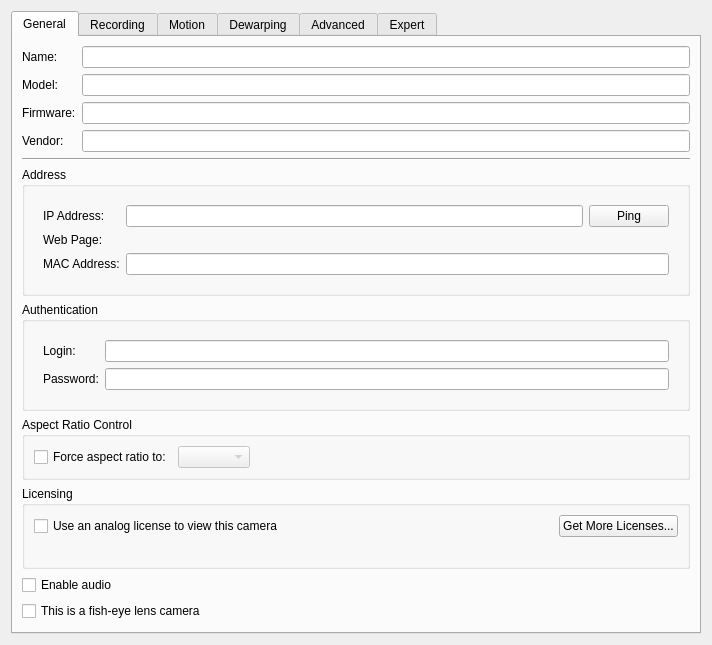
This is client/src/ui/widgets/properties/single_camera_settings_widget.ui in networkoptix/nx_open as Qt 5 draws it before an edit. The edited form follows.
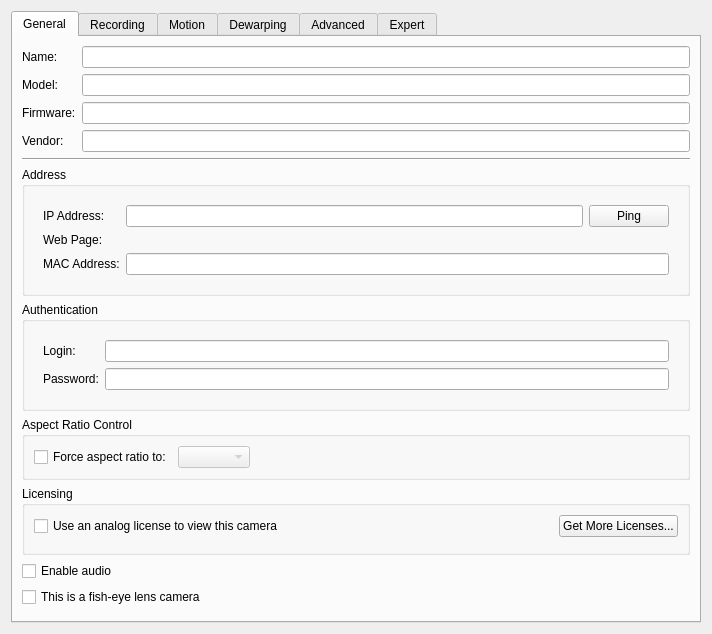
This is the edited form. Custom widgets are drawn as their Qt base class.

Commit message:
(Issue #3737) :  Recording schedule looks incorrect if activate all types of license
(Issue #3746) :  Sometimes disabled recording page will be enable

<==== Mercurial data ====>
Branch: roma_pack2

```diff
--- a/client/src/ui/widgets/properties/single_camera_settings_widget.ui
+++ b/client/src/ui/widgets/properties/single_camera_settings_widget.ui
@@ -304,11 +304,7 @@
            </layout>
           </item>
           <item>
-           <widget class="QLabel" name="licensesLabel">
-            <property name="text">
-             <string/>
-            </property>
-           </widget>
+           <widget class="QnLicensesUsageWidget" name="licensesUsageWidget" native="true"/>
           </item>
          </layout>
         </widget>
@@ -614,6 +610,12 @@
    <header>ui/widgets/properties/fisheye_settings_widget.h</header>
    <container>1</container>
   </customwidget>
+  <customwidget>
+   <class>QnLicensesUsageWidget</class>
+   <extends>QWidget</extends>
+   <header location="global">ui/widgets/licenses_usage_widget.h</header>
+   <container>1</container>
+  </customwidget>
  </customwidgets>
  <resources/>
  <connections/>
```
Left out of the diff: 73 changed lines with no effect on the pictures. The commit also changes 10 other files.
